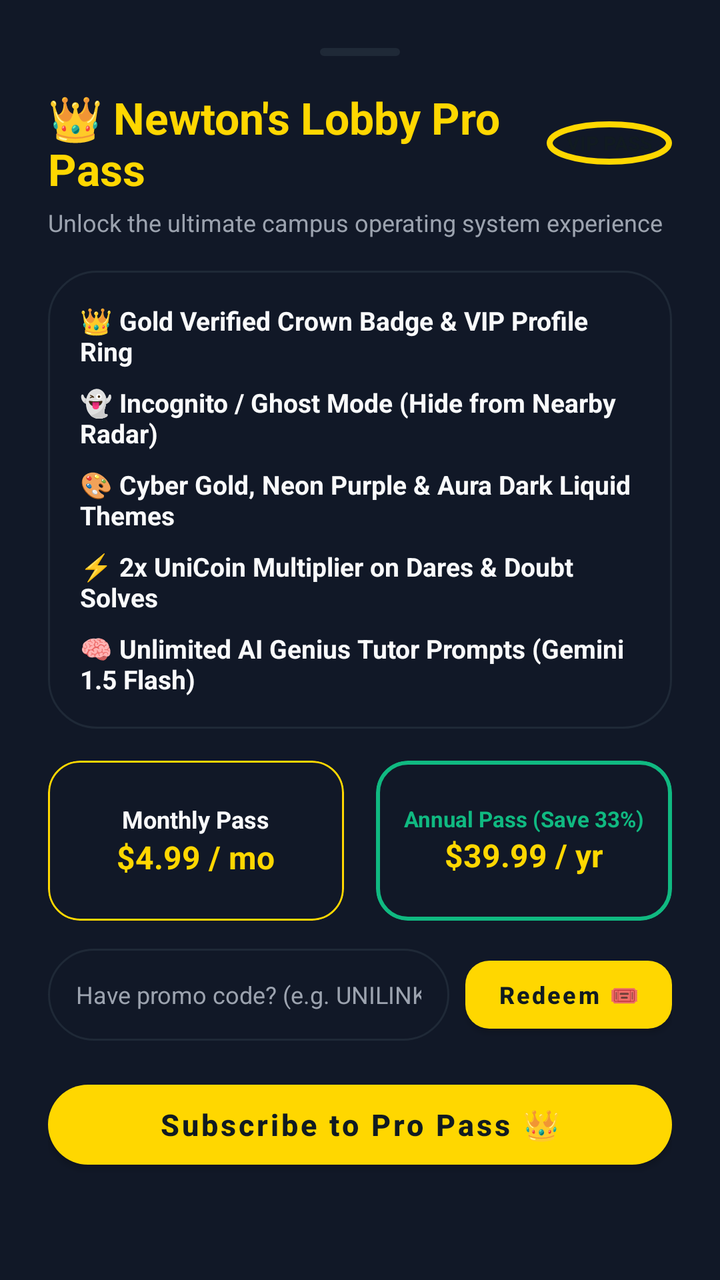
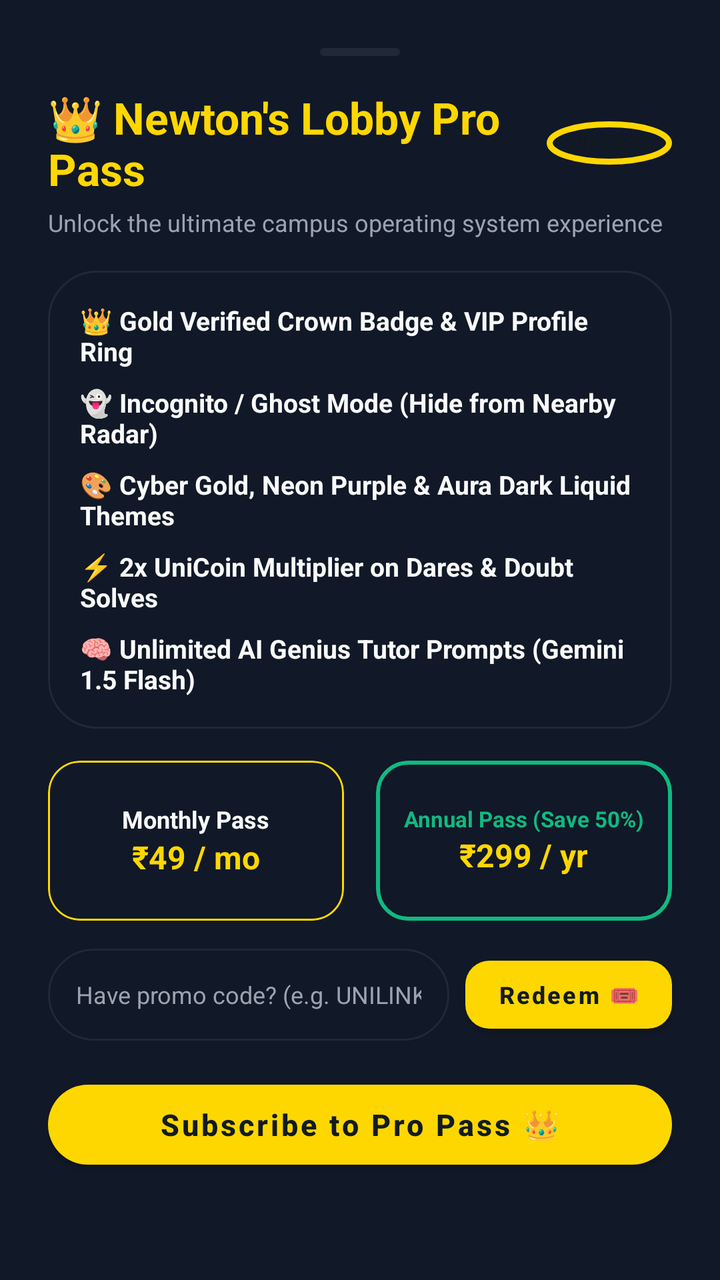

Screens rendered from an Android XML layout before and after an edit, with the pre-edit source and the edit as a unified diff.
<!-- AndroidManifest.xml: application theme Theme.UniLink.Dark -->
<!-- res/layout/bottom_sheet_pro_pass.xml -->
<?xml version="1.0" encoding="utf-8"?>
<LinearLayout xmlns:android="http://schemas.android.com/apk/res/android"
    xmlns:app="http://schemas.android.com/apk/res-auto"
    android:layout_width="match_parent"
    android:layout_height="wrap_content"
    android:background="?attr/cardBackgroundColor"
    android:orientation="vertical"
    android:padding="24dp">

    
    <View
        android:layout_width="40dp"
        android:layout_height="4dp"
        android:layout_gravity="center_horizontal"
        android:background="@drawable/bg_tag"
        android:layout_marginBottom="16dp" />

    <LinearLayout
        android:layout_width="match_parent"
        android:layout_height="wrap_content"
        android:orientation="horizontal"
        android:gravity="center_vertical">
        <TextView
            android:layout_width="0dp"
            android:layout_height="wrap_content"
            android:layout_weight="1"
            android:text="👑 Newton\'s Lobby Pro Pass"
            android:textColor="#FFD700"
            android:textSize="22sp"
            android:textStyle="bold" />
        <TextView
            android:layout_width="wrap_content"
            android:layout_height="wrap_content"
            android:background="@drawable/bg_pro_pulse"
            android:paddingHorizontal="10dp"
            android:paddingVertical="4dp"
            android:text="VIP PASS"
            android:textColor="#111B21"
            android:textSize="10sp"
            android:textStyle="bold" />
    </LinearLayout>

    <TextView
        android:layout_width="match_parent"
        android:layout_height="wrap_content"
        android:layout_marginTop="4dp"
        android:text="Unlock the ultimate campus operating system experience"
        android:textColor="?attr/textSecondaryColor"
        android:textSize="12sp" />

    
    <LinearLayout
        android:layout_width="match_parent"
        android:layout_height="wrap_content"
        android:layout_marginTop="16dp"
        android:orientation="vertical"
        android:background="@drawable/bg_glass_card"
        android:padding="16dp">

        <TextView
            android:layout_width="match_parent"
            android:layout_height="wrap_content"
            android:text="👑 Gold Verified Crown Badge &amp; VIP Profile Ring"
            android:textColor="?attr/textPrimaryColor"
            android:textSize="13sp"
            android:textStyle="bold" />

        <TextView
            android:layout_width="match_parent"
            android:layout_height="wrap_content"
            android:layout_marginTop="8dp"
            android:text="👻 Incognito / Ghost Mode (Hide from Nearby Radar)"
            android:textColor="?attr/textPrimaryColor"
            android:textSize="13sp"
            android:textStyle="bold" />

        <TextView
            android:layout_width="match_parent"
            android:layout_height="wrap_content"
            android:layout_marginTop="8dp"
            android:text="🎨 Cyber Gold, Neon Purple &amp; Aura Dark Liquid Themes"
            android:textColor="?attr/textPrimaryColor"
            android:textSize="13sp"
            android:textStyle="bold" />

        <TextView
            android:layout_width="match_parent"
            android:layout_height="wrap_content"
            android:layout_marginTop="8dp"
            android:text="⚡ 2x UniCoin Multiplier on Dares &amp; Doubt Solves"
            android:textColor="?attr/textPrimaryColor"
            android:textSize="13sp"
            android:textStyle="bold" />

        <TextView
            android:layout_width="match_parent"
            android:layout_height="wrap_content"
            android:layout_marginTop="8dp"
            android:text="🧠 Unlimited AI Genius Tutor Prompts (Gemini 1.5 Flash)"
            android:textColor="?attr/textPrimaryColor"
            android:textSize="13sp"
            android:textStyle="bold" />
    </LinearLayout>

    
    <LinearLayout
        android:layout_width="match_parent"
        android:layout_height="wrap_content"
        android:layout_marginTop="16dp"
        android:orientation="horizontal">

        <com.google.android.material.card.MaterialCardView
            android:id="@+id/cardMonthly"
            android:layout_width="0dp"
            android:layout_height="80dp"
            android:layout_weight="1"
            android:layout_marginEnd="8dp"
            style="@style/GlassCard"
            app:strokeColor="#FFD700"
            app:strokeWidth="1dp"
            app:cardCornerRadius="16dp">
            <LinearLayout
                android:layout_width="match_parent"
                android:layout_height="match_parent"
                android:gravity="center"
                android:orientation="vertical"
                android:padding="8dp">
                <TextView
                    android:layout_width="wrap_content"
                    android:layout_height="wrap_content"
                    android:text="Monthly Pass"
                    android:textColor="?attr/textPrimaryColor"
                    android:textSize="12sp"
                    android:textStyle="bold" />
                <TextView
                    android:layout_width="wrap_content"
                    android:layout_height="wrap_content"
                    android:text="$4.99 / mo"
                    android:textColor="#FFD700"
                    android:textSize="16sp"
                    android:textStyle="bold" />
            </LinearLayout>
        </com.google.android.material.card.MaterialCardView>

        <com.google.android.material.card.MaterialCardView
            android:id="@+id/cardAnnual"
            android:layout_width="0dp"
            android:layout_height="80dp"
            android:layout_weight="1"
            android:layout_marginStart="8dp"
            style="@style/GlassCard"
            app:strokeColor="#10B981"
            app:strokeWidth="2dp"
            app:cardCornerRadius="16dp">
            <LinearLayout
                android:layout_width="match_parent"
                android:layout_height="match_parent"
                android:gravity="center"
                android:orientation="vertical"
                android:padding="8dp">
                <TextView
                    android:layout_width="wrap_content"
                    android:layout_height="wrap_content"
                    android:text="Annual Pass (Save 33%)"
                    android:textColor="#10B981"
                    android:textSize="11sp"
                    android:textStyle="bold" />
                <TextView
                    android:layout_width="wrap_content"
                    android:layout_height="wrap_content"
                    android:text="$39.99 / yr"
                    android:textColor="#FFD700"
                    android:textSize="16sp"
                    android:textStyle="bold" />
            </LinearLayout>
        </com.google.android.material.card.MaterialCardView>
    </LinearLayout>

    
    <LinearLayout
        android:layout_width="match_parent"
        android:layout_height="wrap_content"
        android:layout_marginTop="14dp"
        android:orientation="horizontal"
        android:gravity="center_vertical">

        <EditText
            android:id="@+id/etPromoCode"
            android:layout_width="0dp"
            android:layout_height="46dp"
            android:layout_weight="1"
            android:background="@drawable/bg_glass_card"
            android:hint="Have promo code? (e.g. UNILINKPRO)"
            android:paddingHorizontal="14dp"
            android:textColor="?attr/textPrimaryColor"
            android:textColorHint="?attr/textSecondaryColor"
            android:textSize="12sp"
            android:inputType="textCapCharacters" />

        <com.google.android.material.button.MaterialButton
            android:id="@+id/btnRedeem"
            android:layout_width="wrap_content"
            android:layout_height="46dp"
            android:layout_marginStart="8dp"
            android:text="Redeem 🎟️"
            android:textAllCaps="false"
            android:textSize="12sp"
            android:textStyle="bold"
            app:backgroundTint="#FFD700"
            android:textColor="#111B21"
            app:cornerRadius="12dp" />
    </LinearLayout>

    
    <com.google.android.material.button.MaterialButton
        android:id="@+id/btnSubscribe"
        android:layout_width="match_parent"
        android:layout_height="52dp"
        android:layout_marginTop="16dp"
        android:text="Subscribe to Pro Pass 👑"
        android:textAllCaps="false"
        android:textSize="15sp"
        android:textStyle="bold"
        app:backgroundTint="#FFD700"
        android:textColor="#111B21"
        app:cornerRadius="26dp" />

</LinearLayout>
<!-- resources referenced by this layout -->
<resources>
  <!-- drawable bg_glass_card (drawable) -->
  <?xml version="1.0" encoding="utf-8"?>
  <inset xmlns:android="http://schemas.android.com/apk/res/android">
      <shape android:shape="rectangle">
          <solid android:color="?attr/cardBackgroundColor" />
          <corners android:radius="24dp" />
          <stroke
              android:width="1dp"
              android:color="?attr/borderStrokeColor" />
      </shape>
  </inset>
  <!-- drawable bg_pro_pulse (drawable) -->
  <?xml version="1.0" encoding="utf-8"?>
  <shape xmlns:android="http://schemas.android.com/apk/res/android"
      android:shape="oval">
      <stroke android:width="3dp" android:color="#FFD700" />
      <solid android:color="@android:color/transparent" />
  </shape>
  <!-- drawable bg_tag (drawable) -->
  <?xml version="1.0" encoding="utf-8"?>
  
  <shape xmlns:android="http://schemas.android.com/apk/res/android">
      <solid android:color="?attr/tagBackgroundColor" />
      <corners android:radius="14dp" />
      <stroke android:width="1dp" android:color="?attr/borderStrokeColor" />
  </shape>
  <style name="GlassCard" parent="Widget.MaterialComponents.CardView">
          <item name="cardBackgroundColor">?attr/cardBackgroundColor</item>
          <item name="cardElevation">0dp</item>
          <item name="cardCornerRadius">16dp</item>
          <item name="strokeColor">?attr/borderStrokeColor</item>
          <item name="strokeWidth">1dp</item>
      </style>
  <color name="theme_dark_accent">#06B6D4</color>
  <color name="theme_dark_accent_variant">#0284C7</color>
  <color name="theme_dark_bg">#030712</color>
  <color name="theme_dark_text_primary">#F9FAFB</color>
  <color name="theme_dark_card">#111827</color>
  <color name="theme_dark_text_secondary">#9CA3AF</color>
  <color name="error">#EF4444</color>
  <color name="white">#FFFFFF</color>
  <color name="theme_dark_border">#1F2937</color>
  <color name="theme_dark_input">#1F2937</color>
  <style name="Theme.UniLink.Dialog" parent="Theme.MaterialComponents.DayNight.Dialog.Alert">
          <item name="android:background">?attr/cardBackgroundColor</item>
          <item name="android:windowBackground">@android:color/transparent</item>
          <item name="buttonBarPositiveButtonStyle">@style/DialogButton</item>
          <item name="buttonBarNegativeButtonStyle">@style/DialogButton</item>
          <item name="android:textColorPrimary">?attr/textPrimaryColor</item>
          <item name="android:textColorSecondary">?attr/textSecondaryColor</item>
          <item name="android:textColor">?attr/textPrimaryColor</item>
          <item name="android:textColorAlertDialogListItem">?attr/textPrimaryColor</item>
          <item name="textColorAlertDialogListItem">?attr/textPrimaryColor</item>
          <item name="android:textColorPrimaryDisableOnly">?attr/textPrimaryColor</item>
          <item name="colorSurface">?attr/cardBackgroundColor</item>
          <item name="colorOnSurface">?attr/textPrimaryColor</item>
          <item name="colorOnPrimary">#FFFFFF</item>
      </style>
  <style name="DialogButton" parent="Widget.MaterialComponents.Button.TextButton">
          <item name="android:textColor">?attr/accentColor</item>
          <item name="android:textStyle">bold</item>
      </style>
  <!-- unchanged entries left out for length: 1 -->
</resources>

<!-- the commit's change to res/layout/bottom_sheet_pro_pass.xml (unified diff, before → after) -->
@@ -135,7 +135,7 @@
                 <TextView
                     android:layout_width="wrap_content"
                     android:layout_height="wrap_content"
-                    android:text="$4.99 / mo"
+                    android:text="₹49 / mo"
                     android:textColor="#FFD700"
                     android:textSize="16sp"
                     android:textStyle="bold" />
@@ -161,14 +161,14 @@
                 <TextView
                     android:layout_width="wrap_content"
                     android:layout_height="wrap_content"
-                    android:text="Annual Pass (Save 33%)"
+                    android:text="Annual Pass (Save 50%)"
                     android:textColor="#10B981"
                     android:textSize="11sp"
                     android:textStyle="bold" />
                 <TextView
                     android:layout_width="wrap_content"
                     android:layout_height="wrap_content"
-                    android:text="$39.99 / yr"
+                    android:text="₹299 / yr"
                     android:textColor="#FFD700"
                     android:textSize="16sp"
                     android:textStyle="bold" />
